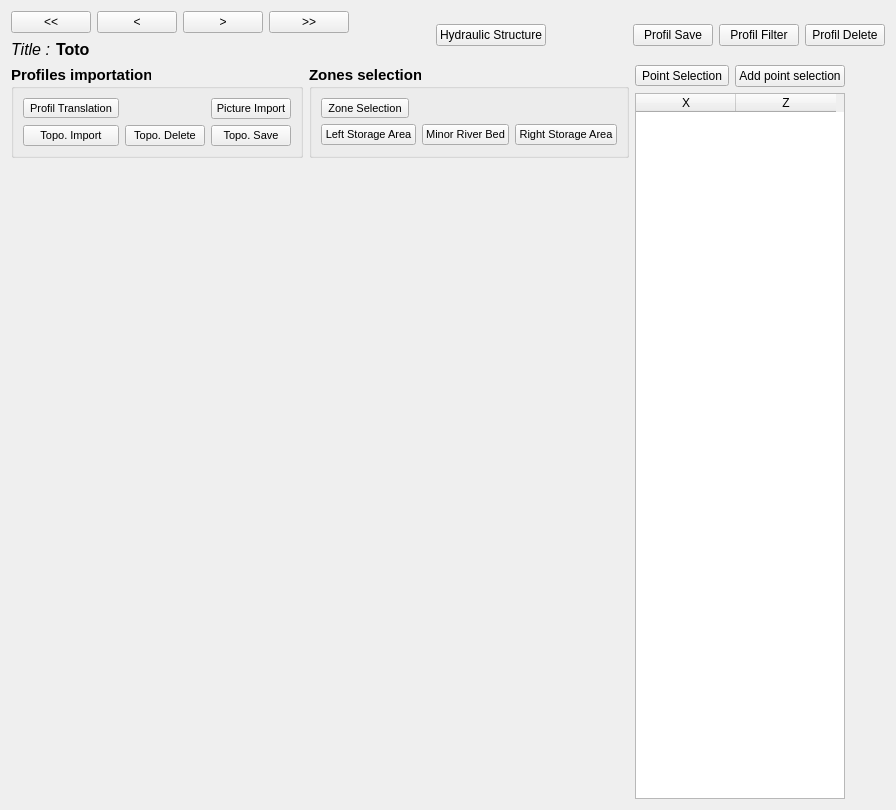
Qt form ui/graphProfil.ui (Artelia/Mascaret) before a commit.
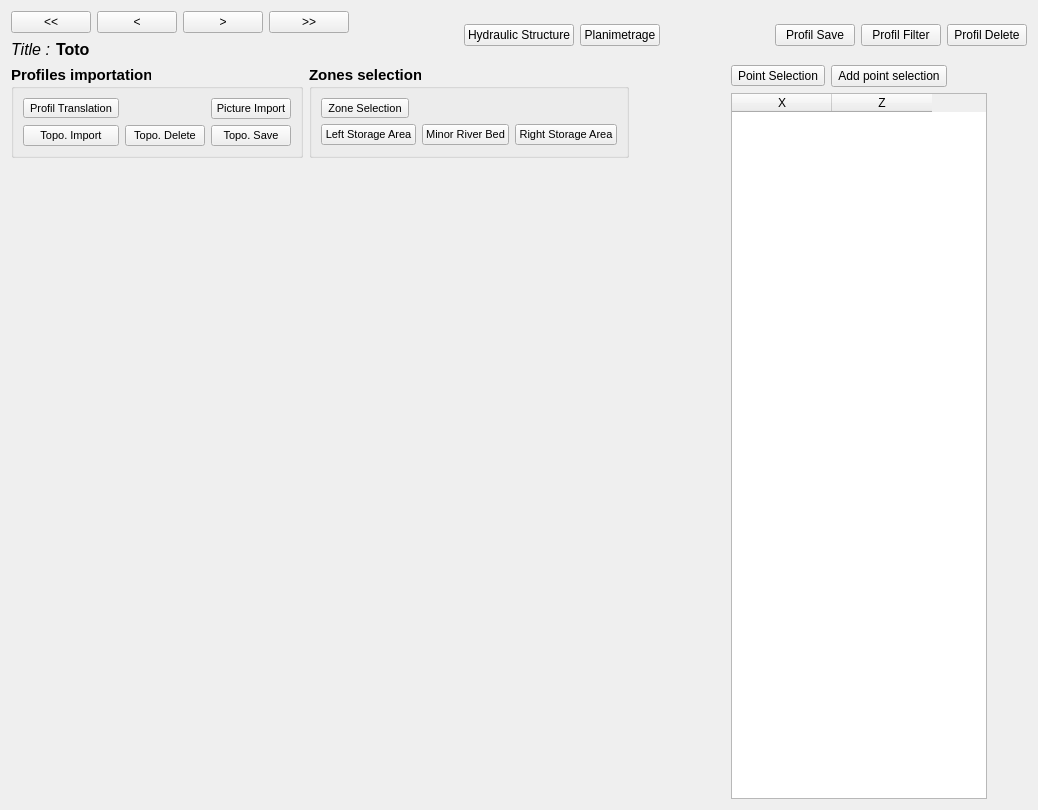
The same form after that commit. Icons and pictures are not drawn.

Commit message: bouton planimetrage

The edit to the form file:
```diff
--- a/ui/graphProfil.ui
+++ b/ui/graphProfil.ui
@@ -9,7 +9,7 @@
    <rect>
     <x>0</x>
     <y>0</y>
-    <width>809</width>
+    <width>1038</width>
     <height>810</height>
    </rect>
   </property>
@@ -154,6 +154,13 @@
          </property>
         </widget>
        </item>
+       <item>
+        <widget class="QPushButton" name="bt_planim">
+         <property name="text">
+          <string>Planimetrage</string>
+         </property>
+        </widget>
+       </item>
        <item>
         <spacer name="horizontalSpacer_5">
          <property name="orientation">
```
